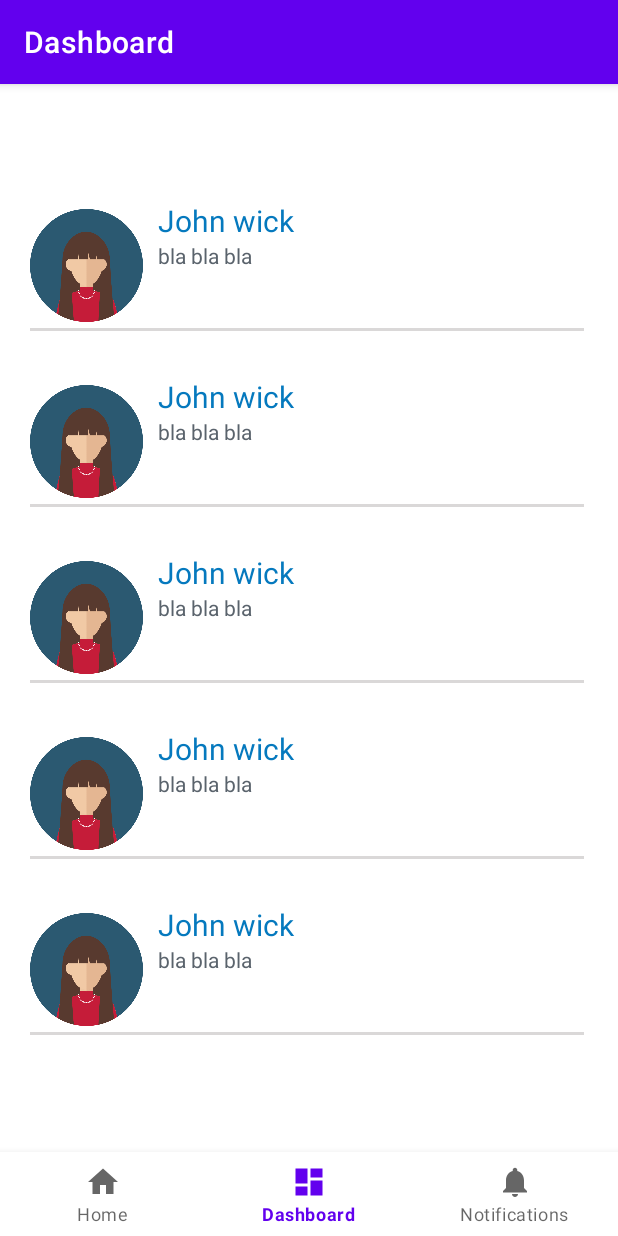
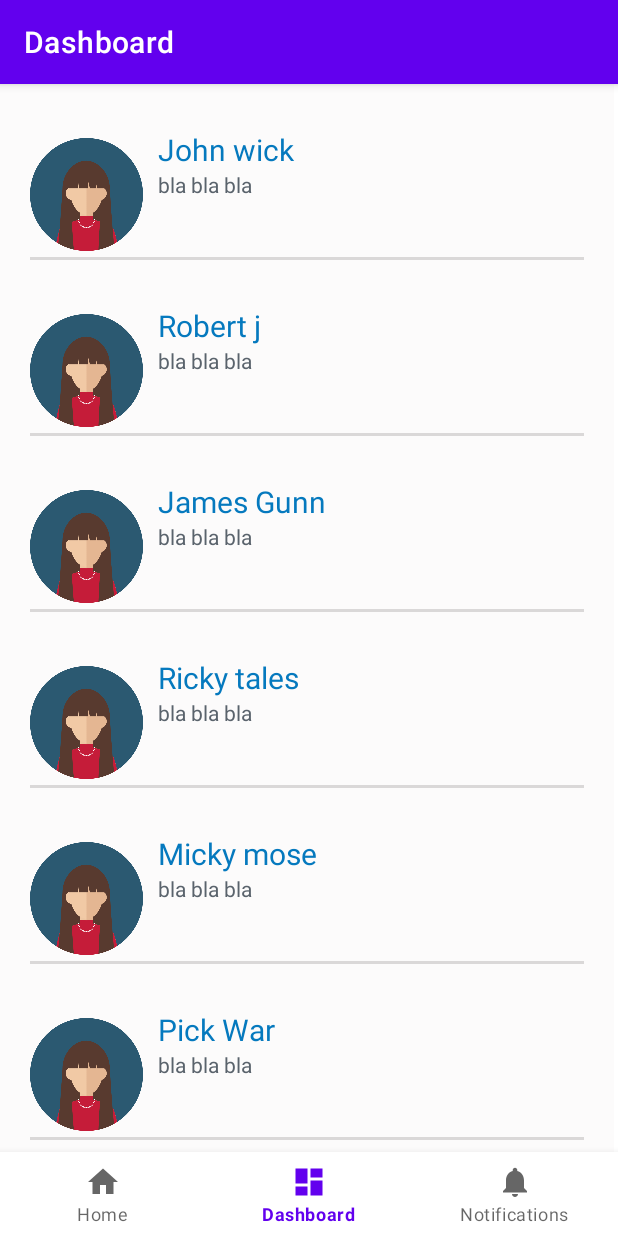
Before and after one commit to lorenzoSpizzuoco/NovApp, an Android app: the DashboardFragment screen opened through its navigation route, on a phone screen of 412 x 824 dp. Run offline under Robolectric (Android 15) with nearby library versions, the phone set to English and light mode, and no system bars; our stand-ins replace navigation-ui.

Commit message:
layout course list fix

```diff
--- a/app/src/main/java/com/example/novapp2/ui/dashboard/DashboardFragment.java
+++ b/app/src/main/java/com/example/novapp2/ui/dashboard/DashboardFragment.java
@@ -36,11 +36,15 @@
         RecyclerView courseView = root.findViewById(R.id.courseView);
 
         List<Course> courseList = new ArrayList<Course>();
-        courseList.add(new Course("John wick","bla bla bla", R.drawable.a));
-        courseList.add(new Course("John wick","bla bla bla", R.drawable.a));
-        courseList.add(new Course("John wick","bla bla bla", R.drawable.a));
-        courseList.add(new Course("John wick","bla bla bla", R.drawable.a));
-        courseList.add(new Course("John wick","bla bla bla", R.drawable.a));
+        courseList.add(new Course("John wick", "bla bla bla", R.drawable.a));
+        courseList.add(new Course("Robert j", "bla bla bla", R.drawable.a));
+        courseList.add(new Course("James Gunn", "bla bla bla", R.drawable.a));
+        courseList.add(new Course("Ricky tales", "bla bla bla", R.drawable.a));
+        courseList.add(new Course("Micky mose", "bla bla bla", R.drawable.a));
+        courseList.add(new Course("Pick War", "bla bla bla", R.drawable.a));
+        courseList.add(new Course("Leg piece", "bla bla bla", R.drawable.a));
+        courseList.add(new Course("Apple Mac", "bla bla bla", R.drawable.a));
+
 
         // Configura il LinearLayoutManager e l'Adapter per il RecyclerView
         courseView.setLayoutManager(new LinearLayoutManager(requireContext()));
--- a/app/src/main/res/layout/activity_main.xml
+++ b/app/src/main/res/layout/activity_main.xml
@@ -1,18 +1,16 @@
 <?xml version="1.0" encoding="utf-8"?>
-<androidx.constraintlayout.widget.ConstraintLayout xmlns:android="http://schemas.android.com/apk/res/android"
+<androidx.constraintlayout.widget.ConstraintLayout
+    xmlns:android="http://schemas.android.com/apk/res/android"
     xmlns:app="http://schemas.android.com/apk/res-auto"
     xmlns:tools="http://schemas.android.com/tools"
     android:id="@+id/container"
     android:layout_width="match_parent"
-    android:layout_height="match_parent"
-    android:paddingTop="?attr/actionBarSize">
+    android:layout_height="match_parent">
 
     <com.google.android.material.bottomnavigation.BottomNavigationView
         android:id="@+id/nav_view"
         android:layout_width="0dp"
         android:layout_height="wrap_content"
-        android:layout_marginStart="0dp"
-        android:layout_marginEnd="0dp"
         android:background="?android:attr/windowBackground"
         app:layout_constraintBottom_toBottomOf="parent"
         app:layout_constraintLeft_toLeftOf="parent"
@@ -22,13 +20,14 @@
     <fragment
         android:id="@+id/nav_host_fragment_activity_main"
         android:name="androidx.navigation.fragment.NavHostFragment"
-        android:layout_width="414dp"
-        android:layout_height="675dp"
+        android:layout_width="0dp"
+        android:layout_height="0dp"
         app:defaultNavHost="true"
         app:layout_constraintBottom_toTopOf="@id/nav_view"
+        app:layout_constraintTop_toTopOf="parent"
         app:layout_constraintLeft_toLeftOf="parent"
         app:layout_constraintRight_toRightOf="parent"
-        app:layout_constraintTop_toTopOf="parent"
+        app:layout_constraintBottom_toBottomOf="parent"
         app:navGraph="@navigation/mobile_navigation" />
 
 </androidx.constraintlayout.widget.ConstraintLayout>
--- a/app/src/main/res/layout/fragment_dashboard.xml
+++ b/app/src/main/res/layout/fragment_dashboard.xml
@@ -10,6 +10,7 @@
         android:id="@+id/courseView"
         android:layout_width="409dp"
         android:layout_height="729dp"
+        android:background="@color/background_white"
         android:padding="10dp"
         tools:ignore="MissingConstraints"
         tools:layout_editor_absoluteX="1dp"
```
